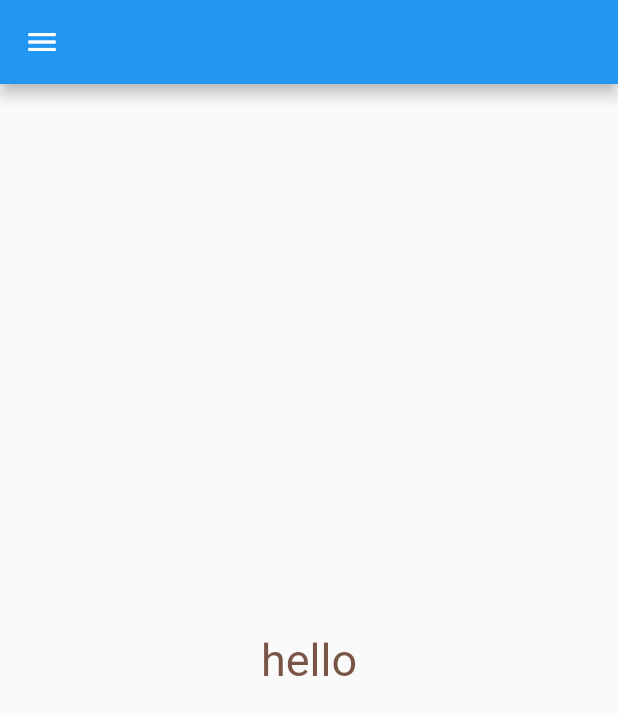
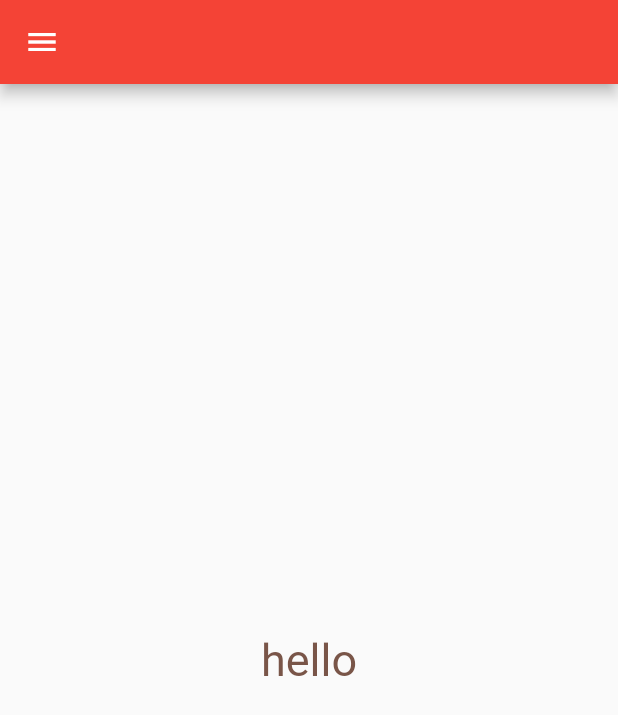
Before and after one commit to OICjangirrahul/flutter_login, a Flutter app: the screen it shows after launch, on a phone screen of 412 x 824 dp. Shown: the top 715 px of the screen. Run offline on Flutter 3.47's test engine with Material 2 defaults, Android fonts, the phone set to English and light mode, and no system bars.

Commit message:
day3theme

```diff
--- a/lib/main.dart
+++ b/lib/main.dart
@@ -12,6 +12,9 @@ class MyApp extends StatelessWidget {
   Widget build(BuildContext context) {
     return MaterialApp(
       home: HomePage(),
-);
+      themeMode: ThemeMode.light,
+      theme: ThemeData(primarySwatch: Colors.deepOrange),
+      darkTheme: ThemeData(),
+    );
   }
 }
--- a/lib/pages/home_page.dart
+++ b/lib/pages/home_page.dart
@@ -6,7 +6,7 @@ class HomePage extends StatelessWidget {
   @override
   Widget build(BuildContext context) {
     return Scaffold(
-      appBar: AppBar(),
+      appBar: AppBar(backgroundColor: Colors.red),
       drawer: Drawer(),
       body: Center(
         child: Container(
```
